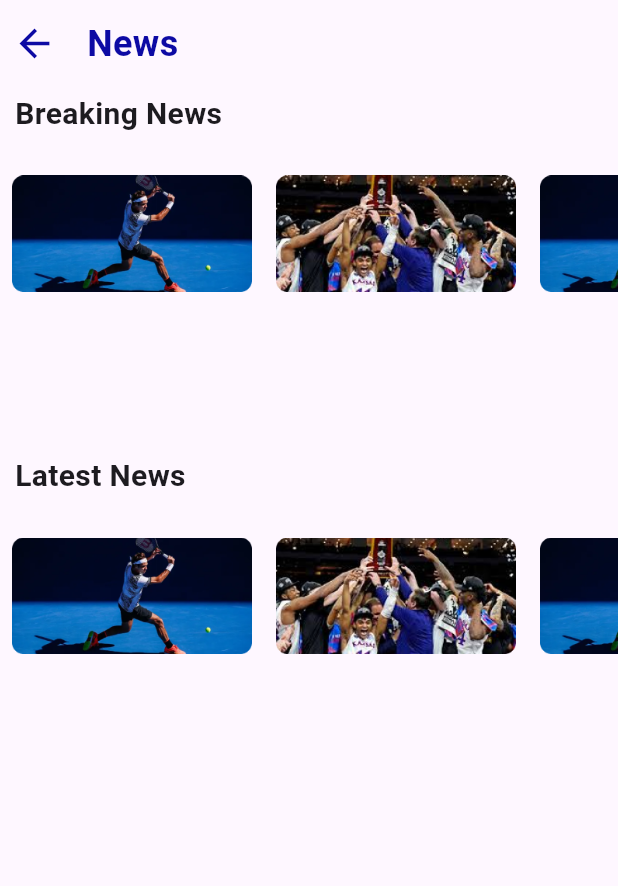
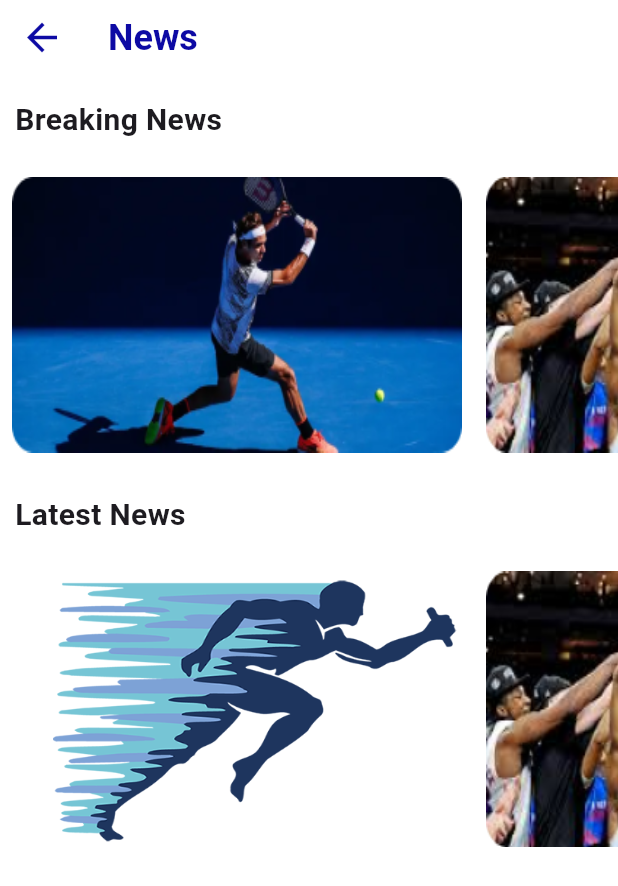
Before and after one commit to SibaJamal/star-gate, a Flutter app: the NewsPage screen opened by its route, on a phone screen of 412 x 824 dp. Shown: the top 886 px of the screen. Run offline on Flutter 3.47's test engine with Material 3 defaults, Android fonts, the light colour scheme and no system bars; our stand-ins replace auto_route, curved_navigation_bar, flutter_svg.

Commit message:
UI changes

```diff
--- /dev/null
+++ b/lib/presentation/core/widgets/custom_app_bar.dart
@@ -0,0 +1,31 @@
+import 'package:auto_route/auto_route.dart';
+import 'package:flutter/cupertino.dart';
+import 'package:flutter/material.dart';
+import 'package:star_gate/presentation/theme/app_theme.dart';
+
+class CustomAppBar extends StatelessWidget implements  PreferredSizeWidget  {
+  final String title;
+  const CustomAppBar({super.key, required this.title});
+
+  @override
+  Widget build(BuildContext context) {
+    return AppBar(
+      backgroundColor: Colors.white,
+      surfaceTintColor: Colors.white,
+      leading:GestureDetector(
+        onTap: (){
+          AutoRouter.of(context).back();
+        },
+        child: Icon(
+          size: 30,
+          Icons.arrow_back,
+          color: primaryColor,
+        ),
+      ),
+          title:Text(title,style: TextStyle(color: primaryColor,fontSize: 24,fontWeight: FontWeight.bold),)
+    );
+  }
+
+  @override
+  Size get preferredSize => const Size.fromHeight(50);
+}
--- a/lib/presentation/core/widgets/header.dart
+++ /dev/null
@@ -1,33 +0,0 @@
-import 'package:auto_route/auto_route.dart';
-import 'package:flutter/cupertino.dart';
-import 'package:flutter/material.dart';
-import 'package:star_gate/presentation/theme/app_theme.dart';
-
-class HeaderWidget extends StatelessWidget {
-  final String title;
-  const HeaderWidget({super.key, required this.title});
-
-  @override
-  Widget build(BuildContext context) {
-    return Padding(
-      padding: const EdgeInsets.only(left: 8.0,top: 12),
-      child: Row(
-        children: [
-          GestureDetector(
-            onTap: (){
-              AutoRouter.of(context).back();
-            },
-            child: Icon(
-              size: 30,
-              Icons.arrow_back,
-              color: primaryColor,
-            ),
-          ),
-          const SizedBox(width: 20,),
-          Text(title,style: TextStyle(color: primaryColor,fontSize: 24,fontWeight: FontWeight.bold),)
-        ],
-
-      ),
-    );
-  }
-}
--- a/lib/presentation/market/widgets/grid_card.dart
+++ b/lib/presentation/market/widgets/grid_card.dart
@@ -11,10 +11,11 @@ class GridCard extends StatefulWidget {
 class _GridCardState extends State<GridCard> {
   @override
   Widget build(BuildContext context) {
-    return            SizedBox(
+    return SizedBox(
       height:225,
       width: 190,
       child: Card(
+        color: Colors.white,
         child: Padding(
           padding: const EdgeInsets.all(8.0),
           child: Column(
--- a/lib/presentation/news/news_page.dart
+++ b/lib/presentation/news/news_page.dart
@@ -1,8 +1,10 @@
 import 'package:auto_route/annotations.dart';
+import 'package:flutter/cupertino.dart';
 import 'package:flutter/material.dart';
+import 'package:flutter/widgets.dart';
 import 'package:star_gate/presentation/news/widgets/news_card.dart';
 
-import '../core/widgets/header.dart';
+import '../core/widgets/custom_app_bar.dart';
 
 @RoutePage()
 class NewsPage extends StatelessWidget {
@@ -12,10 +14,11 @@ class NewsPage extends StatelessWidget {
   Widget build(BuildContext context) {
     return SafeArea(
       child: Scaffold(
+        backgroundColor: Colors.white,
+        appBar: const CustomAppBar( title:'News',),
           body: SingleChildScrollView(
           child: Column(
               children: [
-                const HeaderWidget(title: 'News',),
                 SizedBox(height: MediaQuery.of(context).size.height*0.001,),
                 const Row(
                   children: [
@@ -29,7 +32,7 @@ class NewsPage extends StatelessWidget {
                   ],
                 ),
                 SizedBox(
-                  height: 100,
+                  height: 200,
                   child: ListView(
                     scrollDirection: Axis.horizontal,
                     children: const [
@@ -42,7 +45,7 @@ class NewsPage extends StatelessWidget {
                     ],
                   ),
                 ),
-                SizedBox(height: MediaQuery.of(context).size.height*0.1,),
+                SizedBox(height: MediaQuery.of(context).size.height*0.005,),
                 const Row(
                   children: [
                     Padding(
@@ -55,11 +58,11 @@ class NewsPage extends StatelessWidget {
                   ],
                 ),
                 SizedBox(
-                  height: 100,
+                  height: 200,
                   child: ListView(
                     scrollDirection: Axis.horizontal,
                     children: const [
-                      NewsCard(url: 'assets/images/vid1.png'),
+                      NewsCard(url: 'assets/images/st.png'),
                       NewsCard(url: 'assets/images/vid2.png'),
                       NewsCard(url: 'assets/images/vid1.png'),
                       NewsCard(url: 'assets/images/vid2.png'),
--- a/lib/presentation/news/widgets/news_card.dart
+++ b/lib/presentation/news/widgets/news_card.dart
@@ -8,7 +8,7 @@ class NewsCard extends StatelessWidget {
   Widget build(BuildContext context) {
     return Padding(
       padding: const EdgeInsets.all(8.0),
-      child: Image.asset(url,height: 150,width: 160,),
+      child: Image.asset(url,fit: BoxFit.fill,width: 300,),
     );
   }
 }
```
Also changed, not shown: lib/presentation/auth/sign_in/sign_in_page.dart (+9 -1 lines), lib/presentation/auth/sign_up/sign_up_page.dart (+18 -2 lines), lib/presentation/core/widgets/title_widget.dart (+5 -7 lines), lib/presentation/market/market_page.dart (+5 -7 lines), assets/images/rt.jpg (added), assets/images/st.png (added).
